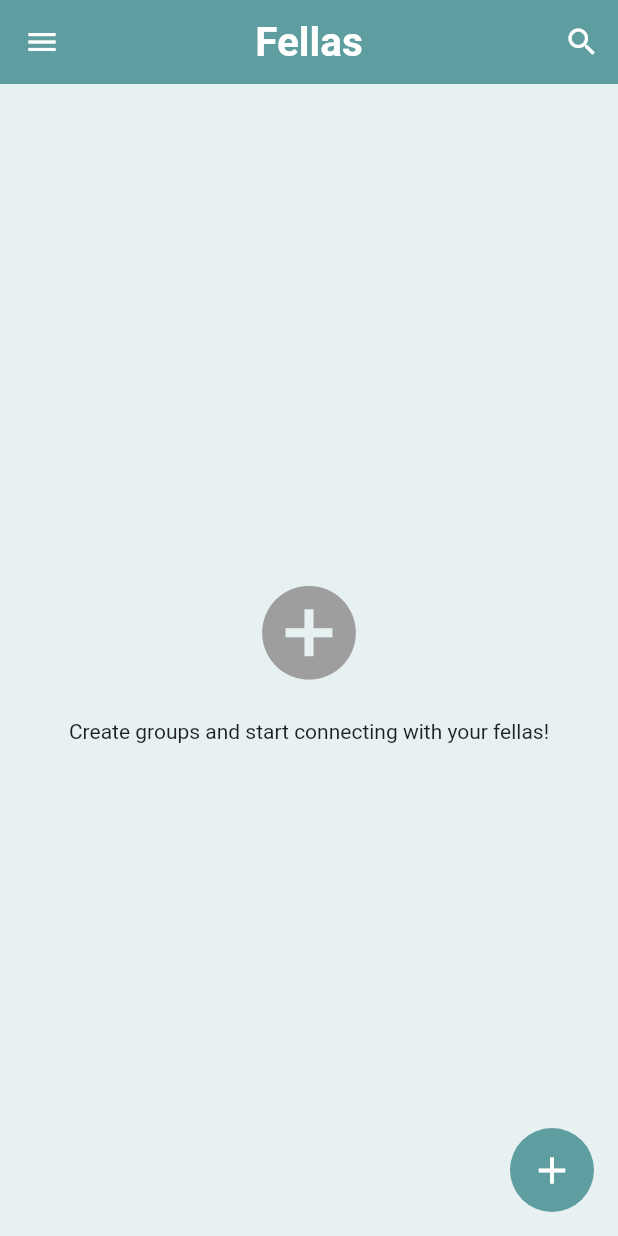
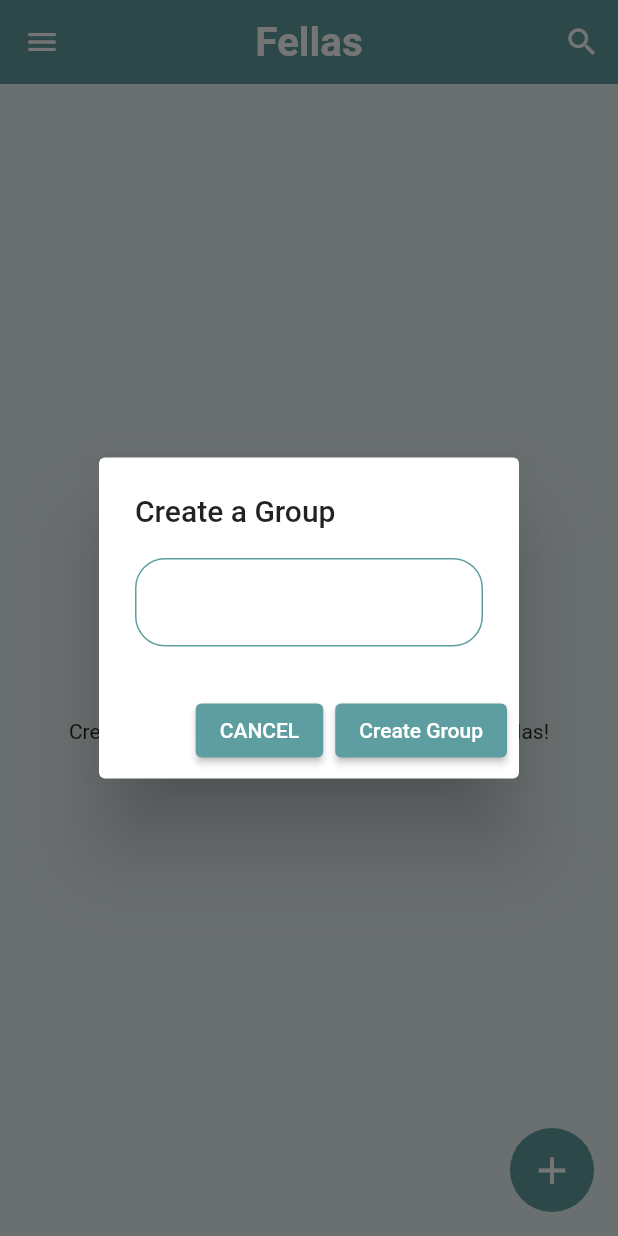
Before and after one commit to Jayakrishnan-manoj/Fellas, a Flutter app: the HomeScreen screen opened directly, after a tap on the "add" icon, on a phone screen of 412 x 824 dp. Run offline on Flutter 3.47's test engine with Material 2 defaults, Android fonts, the phone set to English and light mode, and no system bars; our stand-ins replace cloud_firestore, firebase_auth, firebase_core, shared_preferences; missing offline and left inert: dart:ffi; accounts and stored records are empty.

Commit message:
create and display groups

```diff
--- a/lib/screens/home_screen.dart
+++ b/lib/screens/home_screen.dart
@@ -5,6 +5,7 @@ import 'package:fellas/screens/auth/login_screen.dart';
 import 'package:fellas/screens/profile_page.dart';
 import 'package:fellas/screens/search_screen.dart';
 import 'package:fellas/services/auth.dart';
+import 'package:fellas/widgets/group_tile.dart';
 import 'package:fellas/widgets/widgets.dart';
 import 'package:firebase_auth/firebase_auth.dart';
 import 'package:flutter/material.dart';
@@ -22,11 +23,21 @@ class _HomeScreenState extends State<HomeScreen> {
   String email = "";
   Auth auth = Auth();
   Stream? groups;
+  bool _isLoading = false;
+  String groupName = "";
 
   @override
   void initState() {
     super.initState();
     gettingUserData();
+  }
+
+  String getId(String res) {
+    return res.substring(0, res.indexOf("_"));
+  }
+
+  String getName(String res) {
+    return res.substring(res.indexOf("_") + 1);
   }
 
   gettingUserData() async {
@@ -189,7 +200,9 @@ class _HomeScreenState extends State<HomeScreen> {
       ),
       body: groupList(),
       floatingActionButton: FloatingActionButton(
-        onPressed: () {},
+        onPressed: () {
+          popUpDialog(context);
+        },
         elevation: 0,
         backgroundColor: Theme.of(context).primaryColor,
         child: const Icon(
@@ -203,13 +216,89 @@ class _HomeScreenState extends State<HomeScreen> {
 
   popUpDialog(BuildContext context) {
     showDialog(
+        barrierDismissible: false,
         context: context,
         builder: (context) {
-          return AlertDialog(
-            title: const Text(
-              "Create a Group",
-              textAlign: TextAlign.left,
-            ),
+          return StatefulBuilder(
+            builder: ((context, setState) {
+              return AlertDialog(
+                title: const Text(
+                  "Create a Group",
+                  textAlign: TextAlign.left,
+                ),
+                content: Column(
+                  mainAxisSize: MainAxisSize.min,
+                  children: [
+                    _isLoading
+                        ? Center(
+                            child: CircularProgressIndicator(
+                              color: Theme.of(context).primaryColor,
+                            ),
+                          )
+                        : TextField(
+                            onChanged: (val) {
+                              setState(() {
+                                groupName = val;
+                              });
+                            },
+                            style: const TextStyle(color: Colors.black),
+                            decoration: InputDecoration(
+                              enabledBorder: OutlineInputBorder(
+                                borderSide: BorderSide(
+                                    color: Theme.of(context).primaryColor),
+                                borderRadius: BorderRadius.circular(20),
+                              ),
+                              focusedBorder: OutlineInputBorder(
+                                borderSide: const BorderSide(
+                                  color: Color.fromRGBO(66, 110, 112, 1),
+                                ),
+                                borderRadius: BorderRadius.circular(20),
+                              ),
+                              errorBorder: OutlineInputBorder(
+                                borderSide: const BorderSide(color: Colors.red),
+                                borderRadius: BorderRadius.circular(20),
+                              ),
+                            ),
+                          ),
+                  ],
+                ),
+                actions: [
+                  ElevatedButton(
+                    onPressed: () {
+                      Navigator.of(context).pop();
+                    },
+                    style: ElevatedButton.styleFrom(
+                      backgroundColor: Theme.of(context).primaryColor,
+                    ),
+                    child: const Text("CANCEL"),
+                  ),
+                  ElevatedButton(
+                    onPressed: () async {
+                      if (groupName != "") {
+                        setState(() {
+                          _isLoading = true;
+                        });
+                        Database(uid: FirebaseAuth.instance.currentUser!.uid)
+                            .createGroup(
+                          userName,
+                          FirebaseAuth.instance.currentUser!.uid,
+                          groupName,
+                        )
+                            .whenComplete(() {
+                          _isLoading = false;
+                        });
+                        Navigator.of(context).pop();
+                        showSnackBar(context, Colors.green, "Group Created!");
+                      }
+                    },
+                    style: ElevatedButton.styleFrom(
+                      backgroundColor: Theme.of(context).primaryColor,
+                    ),
+                    child: const Text("Create Group"),
+                  )
+                ],
+              );
+            }),
           );
         });
   }
@@ -220,7 +309,17 @@ class _HomeScreenState extends State<HomeScreen> {
         if (snapshot.hasData) {
           if (snapshot.data['groups'] != null) {
             if (snapshot.data['groups'].length != 0) {
-              return Text("Helloo");
+              return ListView.builder(
+                itemBuilder: (context, index) {
+                  //int reverseIndex = snapshot.data['groups'].length - index - 1;
+                  return GroupTile(
+                    groupId: getId(snapshot.data["groups"][index]),
+                    groupName: getName(snapshot.data["groups"][index]),
+                    userName: snapshot.data["fullName"],
+                  );
+                },
+                itemCount: snapshot.data['groups'].length,
+              );
             } else {
               return noGroupWidget();
             }
```
Also changed, not shown: lib/services/database.dart (+26 -1 lines), lib/widgets/group_tile.dart (added, +51 -0 lines).
